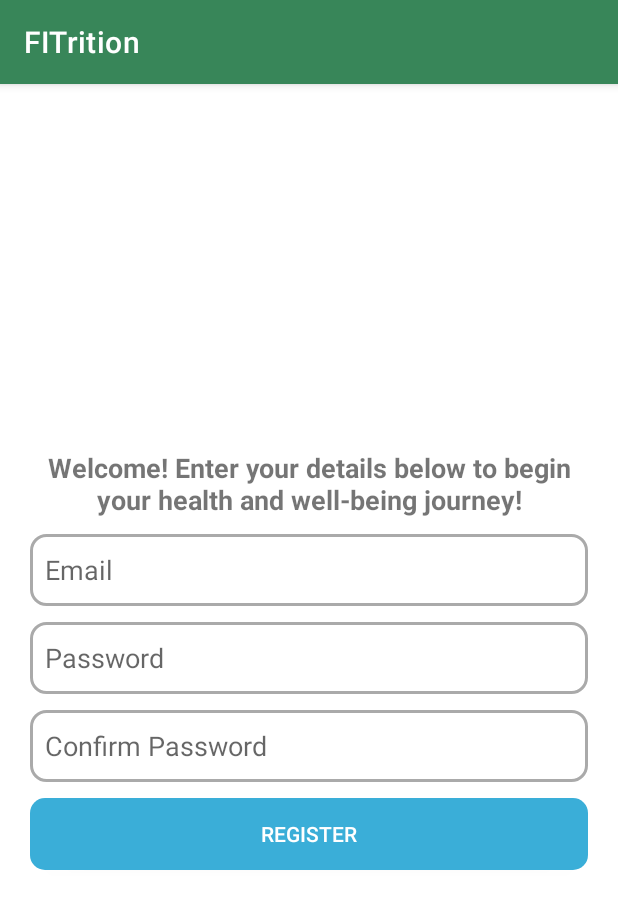
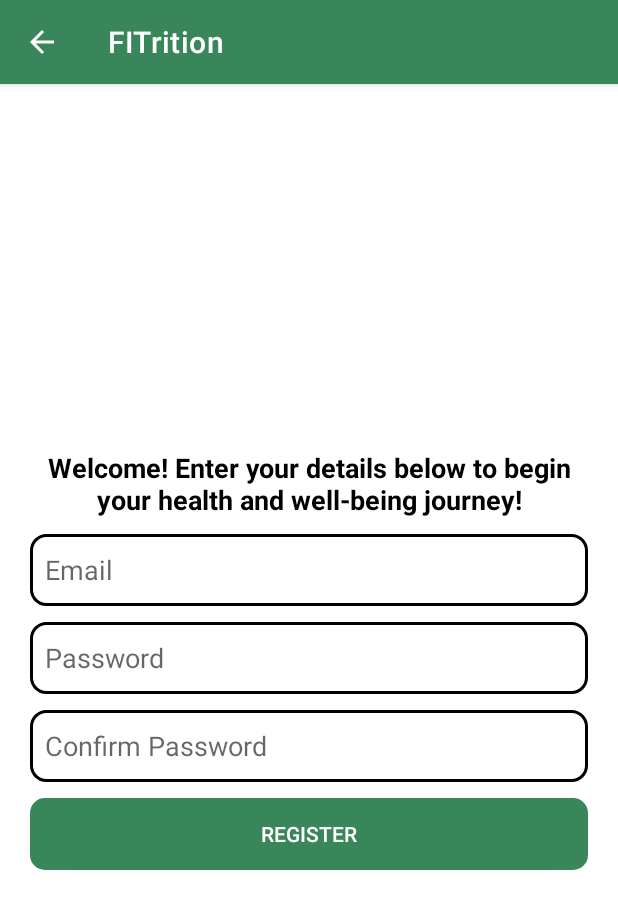
Before and after one commit to nextedoff/FITrition, an Android app: the screen it shows after launch (RegisterActivity), after a tap on "REGISTER", on a phone screen of 412 x 824 dp. Shown: the top 909 px of the screen. Run offline under Robolectric (Android 15) with nearby library versions, the phone set to English and light mode, and no system bars.

Commit message:
Update styling and code to be more efficient and add home activity

```diff
--- a/app/src/main/AndroidManifest.xml
+++ b/app/src/main/AndroidManifest.xml
@@ -10,7 +10,11 @@
         android:supportsRtl="true"
         android:theme="@style/Theme.FITrition">
         <activity
+            android:name=".HomeActivity"
+            android:exported="false" />
+        <activity
             android:name=".RegisterActivity"
+            android:parentActivityName=".MainActivity"
             android:exported="false" />
         <activity
             android:name=".MainActivity"
--- a/app/src/main/java/com/example/fitrition/MainActivity.java
+++ b/app/src/main/java/com/example/fitrition/MainActivity.java
@@ -10,6 +10,8 @@ import android.view.View;
 import android.widget.Button;
 import android.widget.Toast;
 
+import java.util.Objects;
+
 public class MainActivity extends AppCompatActivity {
     Button loginButton, registerButton;
 
@@ -18,13 +20,16 @@ public class MainActivity extends AppCompatActivity {
         super.onCreate(savedInstanceState);
         setContentView(R.layout.activity_main);
 
+        // Hide the top action bar on splash screen
+        Objects.requireNonNull(getSupportActionBar()).hide();
+
+        // Initialise splash screen buttons
         loginButton = findViewById(R.id.main_login_button);
         registerButton = findViewById(R.id.main_register_button);
 
         // Listens for login button click
         loginButton.setOnClickListener(v -> {
             //TODO: Add login intent
-            System.out.println("LOGIN CLICK");
         });
 
         // Listens for register button click
--- a/app/src/main/res/drawable-v24/register_register_button.xml
+++ b/app/src/main/res/drawable-v24/register_register_button.xml
@@ -1,6 +1,6 @@
 <?xml version="1.0" encoding="utf-8"?>
 <shape xmlns:android="http://schemas.android.com/apk/res/android">
     <corners android:radius="10dp"/>
-    <solid android:color="@color/cerulean_crayola"/>
+    <solid android:color="?colorPrimary"/>
     <size android:height="48dp"/>
 </shape>
--- a/app/src/main/res/drawable-v24/register_text_field.xml
+++ b/app/src/main/res/drawable-v24/register_text_field.xml
@@ -1,7 +1,7 @@
 <?xml version="1.0" encoding="utf-8"?>
 <shape xmlns:android="http://schemas.android.com/apk/res/android">
     <corners android:radius="10dp"/>
-    <stroke android:width="2dp" android:color="@android:color/darker_gray"/>
+    <stroke android:width="2dp" android:color="@android:color/black"/>
     <solid android:color="@android:color/transparent"/>
     <size android:height="48dp" />
     <padding android:right="10dp" android:left="10dp" android:top="10dp" android:bottom="10dp" />
--- a/app/src/main/res/drawable/main_register_button.xml
+++ b/app/src/main/res/drawable/main_register_button.xml
@@ -1,6 +1,6 @@
 <?xml version="1.0" encoding="utf-8"?>
 <shape xmlns:android="http://schemas.android.com/apk/res/android">
     <corners android:radius="10dp"/>
-    <solid android:color="@color/cerulean_crayola"/>
+    <solid android:color="?colorPrimary"/>
     <size android:height="48dp"/>
 </shape>
--- a/app/src/main/res/layout/activity_main.xml
+++ b/app/src/main/res/layout/activity_main.xml
@@ -7,6 +7,8 @@
     tools:context=".MainActivity"
     android:orientation="vertical"
     android:layout_marginHorizontal="20dp">
+
+    <!-- TODO: Add FITrition logo here -->
 
     <TextView
         android:layout_width="match_parent"
@@ -37,7 +39,7 @@
             android:layout_height="wrap_content"
             android:text="@string/log_in"
             android:background="@android:color/transparent"
-            android:textColor="@color/cerulean_crayola"
+            android:textColor="?colorPrimary"
             android:layout_marginVertical="5dp"/>
 
     </LinearLayout>
--- a/app/src/main/res/layout/activity_register.xml
+++ b/app/src/main/res/layout/activity_register.xml
@@ -14,9 +14,10 @@
         android:layout_height="wrap_content"
         android:text="@string/register_message"
         android:textStyle="bold"
-        android:textSize="18dp"
+        android:textSize="18sp"
         android:gravity="center"
-        android:layout_marginVertical="5dp"/>
+        android:layout_marginVertical="5dp"
+        android:textColor="@color/black"/>
     <androidx.appcompat.widget.AppCompatEditText
         android:id="@+id/email"
         android:layout_width="match_parent"
@@ -24,7 +25,7 @@
         android:hint="@string/email"
         android:inputType="textEmailAddress"
         android:background="@drawable/register_text_field"
-        android:layout_marginVertical="5dp"/>
+        android:layout_marginVertical="5dp" />
 
     <androidx.appcompat.widget.AppCompatEditText
         android:id="@+id/password"
```
Also changed, not shown: app/src/main/java/com/example/fitrition/HomeActivity.java (added, +14 -0 lines), app/src/main/java/com/example/fitrition/RegisterActivity.java (+40 -11 lines), app/src/main/res/layout/activity_home.xml (added, +15 -0 lines).
